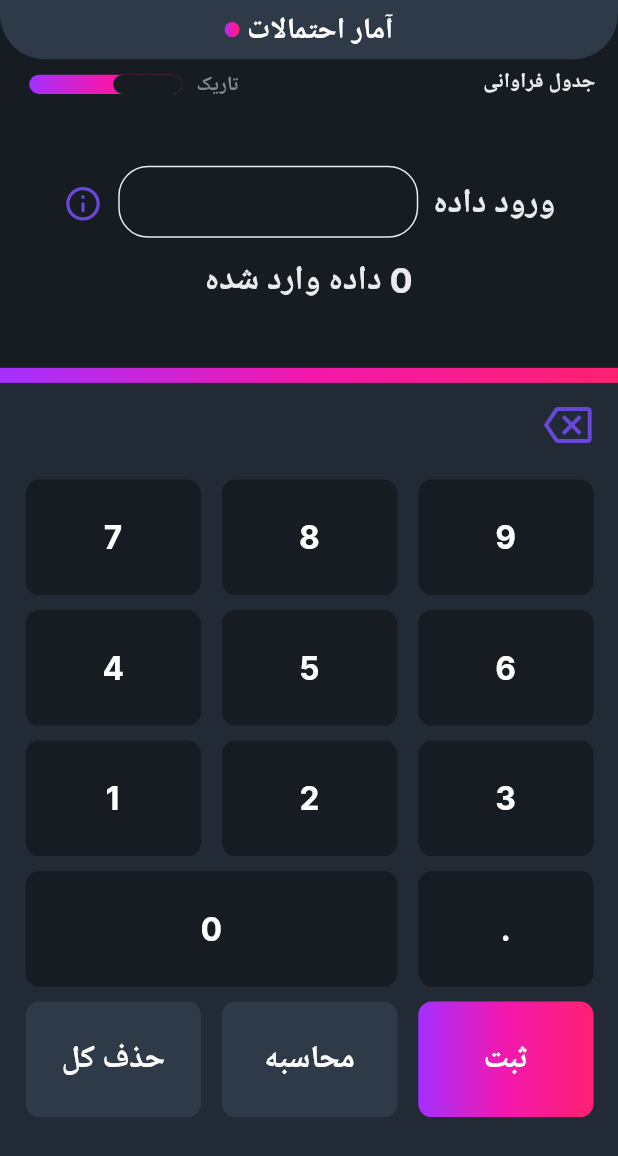
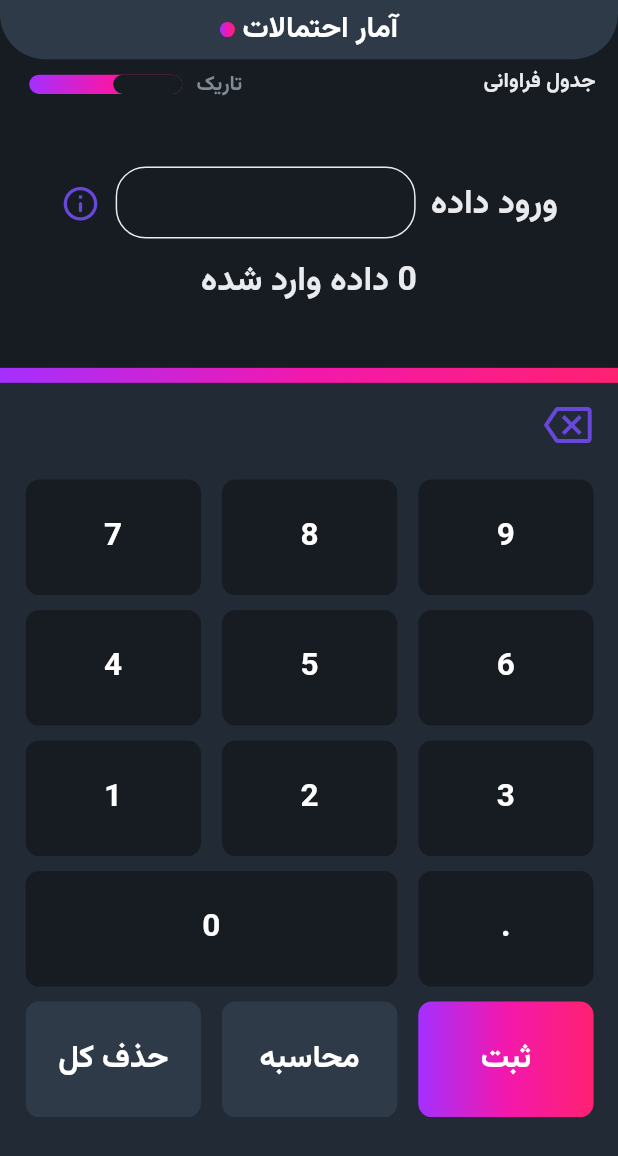
Before and after one commit to mohsen0dev/Statistical_Calculator, a Flutter app: the screen it shows after launch, on a phone screen of 412 x 824 dp. Shown: the top 1156 px of the screen. Run offline on Flutter 3.47's test engine with Material 3 defaults, Android fonts, the phone set to English and light mode, and no system bars; drawn by our look-alikes of animated_toggle_switch; our stand-ins replace get, lottie, shared_preferences.

Commit message:
new commit

```diff
--- a/lib/Core/constants/app_text_style.dart
+++ b/lib/Core/constants/app_text_style.dart
@@ -2,7 +2,7 @@ import 'package:flutter/material.dart';
 import 'package:simple_statistical_calculator/Core/gen/fonts.gen.dart';
 
 abstract class FontManager {
-  static const String fontFamilyEn = FontFamily.inter;
+  static const String fontFamilyEn = FontFamily.vazirmatn;
   static const FontWeight semiBold = FontWeight.w600;
   static const FontWeight bold = FontWeight.w700;
   static const FontWeight medium = FontWeight.w500;
@@ -11,7 +11,7 @@ abstract class FontManager {
 TextStyle _getTextStyle(double fontSize, FontWeight fontWeight, Color color) {
   return TextStyle(
       fontSize: fontSize,
-      fontFamily: FontFamily.inter,
+      fontFamily: FontFamily.vazirmatn,
       fontWeight: fontWeight,
       color: color);
 }
--- a/lib/Core/gen/fonts.gen.dart
+++ b/lib/Core/gen/fonts.gen.dart
@@ -10,6 +10,6 @@
 class FontFamily {
   FontFamily._();
 
-  /// Font family: Inter
-  static const String inter = 'Inter';
+  /// Font family: Vazirmatn
+  static const String vazirmatn = 'Vazirmatn';
 }
```
Also changed, not shown: lib/Core/gen/assets.gen.dart (+18 -0 lines), pubspec.yaml (+4 -4 lines), assets/fonts/Inter-Bold.ttf (deleted), assets/fonts/Inter-Medium.ttf (deleted), assets/fonts/Inter-SemiBold.ttf (deleted), assets/fonts/Vazirmatn-Bold.ttf (added), assets/fonts/Vazirmatn-Medium.ttf (added), assets/fonts/Vazirmatn-SemiBold.ttf (added).
